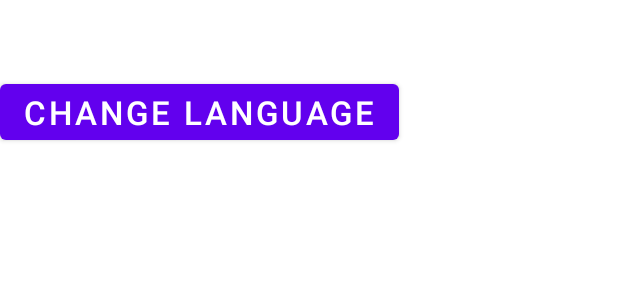
After one commit to MarwaBD/AndroidProject, an Android app: the layout activity_settings.xml on its own in the app's theme, with its tools: preview values and no code run, on a phone screen of 412 x 824 dp. The commit adds this screen. Shown: the top 300 px of the screen. Run offline under Robolectric (Android 15) with nearby library versions, the phone set to English and light mode, and no system bars.

Commit message:
Multi language activity

```diff
--- a/app/src/main/AndroidManifest.xml
+++ b/app/src/main/AndroidManifest.xml
@@ -9,7 +9,10 @@
         android:roundIcon="@mipmap/ic_launcher_round"
         android:supportsRtl="true"
         android:theme="@style/Theme.CoviGuide">
-        <activity android:name=".MultiLanguages"></activity>
+        <activity android:name=".Settings"
+            android:label="@string/Settings"
+
+            />
         <activity android:name=".Login" />
         <activity android:name=".SignUp" />
         <activity
--- /dev/null
+++ b/app/src/main/res/layout/activity_settings.xml
@@ -0,0 +1,22 @@
+<?xml version="1.0" encoding="utf-8"?>
+<RelativeLayout xmlns:android="http://schemas.android.com/apk/res/android"
+    xmlns:tools="http://schemas.android.com/tools"
+    android:layout_width="match_parent"
+    android:layout_height="wrap_content"
+    android:orientation="vertical">
+
+
+    <Button
+        android:id="@+id/ChangeMyLang"
+        android:layout_width="wrap_content"
+        android:layout_height="wrap_content"
+        android:layout_marginTop="50dp"
+        android:text="Change Language"
+        android:textSize="10pt"
+        />
+
+
+
+
+
+</RelativeLayout>
--- a/app/src/main/res/values/strings.xml
+++ b/app/src/main/res/values/strings.xml
@@ -58,4 +58,5 @@
     <string name="title4">About application</string>
     <string name="title5">About corona virus</string>
     <string name="title6">How to protect </string>
+    <string name="Settings">Settings</string>
 </resources>
```
Also changed, not shown: app/src/main/java/com/mma/coviguide/MultiLanguages.java (deleted, +0 -35 lines), app/src/main/java/com/mma/coviguide/Settings.java (added, +84 -0 lines), app/src/main/res/layout/activity_multi_languages.xml (deleted, +0 -11 lines), 2 other files.
